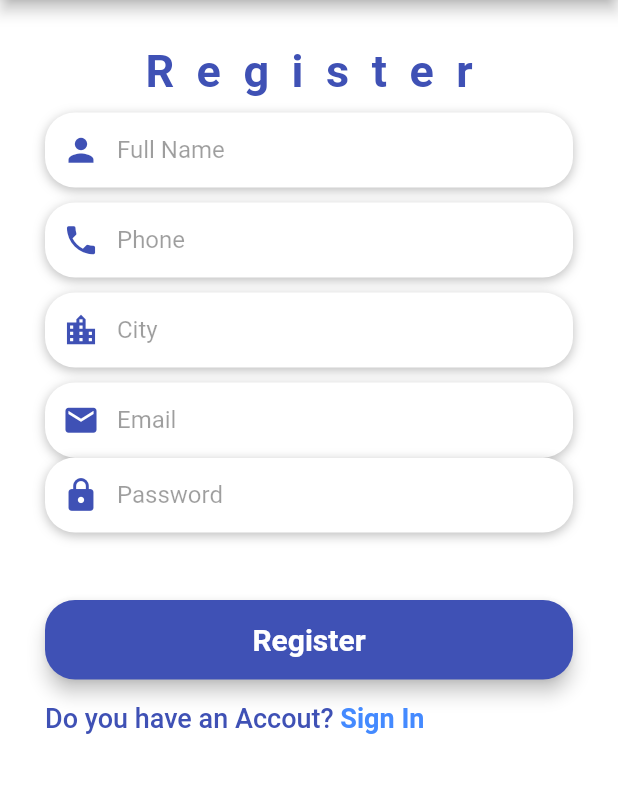
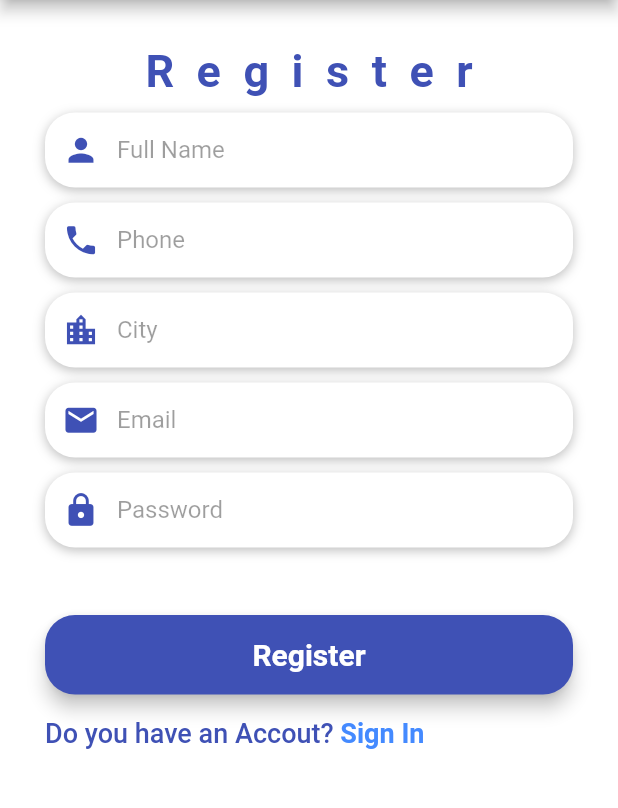
Before and after one commit to SidMhamed/AssistantApp, a Flutter app: the Register screen opened by its route, on a phone screen of 412 x 824 dp, the part 84-892 px from its top. Run offline on Flutter 3.47's test engine with Material 2 defaults, Android fonts, the phone set to English and light mode, and no system bars.

Commit message:
Rename my porject

```diff
--- a/lib/UI/Home.dart
+++ b/lib/UI/Home.dart
@@ -15,6 +15,7 @@ class _HomeState extends State<Home> {
         backgroundColor: Colors.indigo,
         title: Text('AssistantApp'),
         centerTitle: true,
+
       ),
       body: Container(
         padding: EdgeInsets.only(left: 30, top: 5, right: 30, bottom: 5),
--- a/lib/UI/Login.dart
+++ b/lib/UI/Login.dart
@@ -1,8 +1,8 @@
 import 'package:flutter/gestures.dart';
 import 'package:flutter/material.dart';
-import 'package:orderapp/UI/Auth/mybtn.dart';
-import 'package:orderapp/UI/Auth/mytextfieldusername.dart';
-import 'package:orderapp/UI/Auth/mytextfieldpssword.dart';
+import 'package:AssistantApp/UI/Auth/mybtn.dart';
+import 'package:AssistantApp/UI/Auth/mytextfieldusername.dart';
+import 'package:AssistantApp/UI/Auth/mytextfieldpssword.dart';
 
 class Login extends StatefulWidget {
 
--- a/lib/UI/regester.dart
+++ b/lib/UI/regester.dart
@@ -1,7 +1,7 @@
 import 'package:flutter/gestures.dart';
 import 'package:flutter/material.dart';
-import 'package:orderapp/UI/Auth/mytextfieldusername.dart';
-import 'package:orderapp/UI/Login.dart';
+import 'package:AssistantApp/UI/Auth/mytextfieldusername.dart';
+import 'package:AssistantApp/UI/Login.dart';
 
 class Register extends StatefulWidget {
   @override
@@ -197,6 +197,9 @@ class _RegisterState extends State<Register> {
                     hintStyle: TextStyle(color: Colors.black38)),
               ),
             ),
+            SizedBox(
+              height: 10,
+            ),
             Container(
               alignment: Alignment.centerLeft,
               decoration: BoxDecoration(
--- a/pubspec.yaml
+++ b/pubspec.yaml
@@ -1,4 +1,4 @@
-name: orderapp
+name: AssistantApp
 description: A new Flutter project.
 # The following line prevents the package from being accidentally published to
 # pub.dev using `flutter pub publish`. This is preferred for private packages.
```
Also changed, not shown: lib/main.dart (+5 -4 lines), 2 other files.
